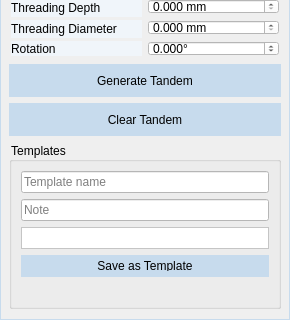
This is src/windows/ui/tandem_view.ui in COSC-499-W2026/capstone-project-team-10 as Qt 5 draws it before an edit; both pictures show x 0 to 290 and y 182 to 502 of the 290 by 502 pixel window. The edited form follows.
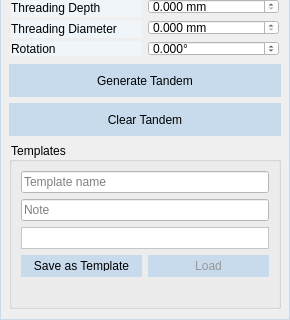
This is the edited form.

Commit message: feat: add a Load button beside Save as Template on the Tandem tab

```diff
--- a/src/windows/ui/tandem_view.ui
+++ b/src/windows/ui/tandem_view.ui
@@ -740,9 +740,19 @@
            </widget>
           </item>
           <item>
+           <layout class="QHBoxLayout" name="layout_template_buttons">
+            <item>
            <widget class="QPushButton" name="btn_save_template">
             <property name="text"><string>Save as Template</string></property>
            </widget>
+            </item>
+            <item>
+             <widget class="QPushButton" name="btn_load_template">
+              <property name="enabled"><bool>false</bool></property>
+              <property name="text"><string>Load</string></property>
+             </widget>
+            </item>
+           </layout>
           </item>
           <item>
            <widget class="QLabel" name="label_template_status">
```
Lines whose indentation alone changed are shown as unchanged. The commit also changes 1 other file.
